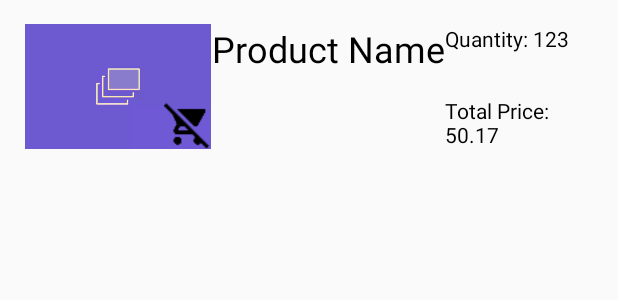
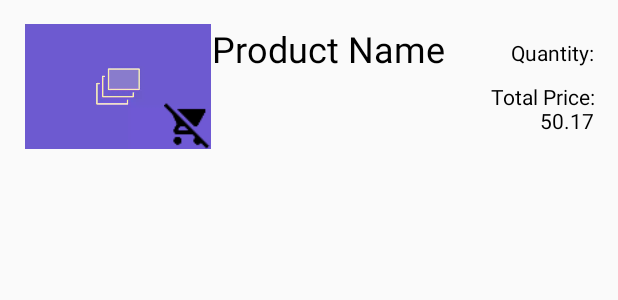
Before and after one commit to kwindischman/roadrunner-grocery, an Android app: the layout item_cart.xml on its own in the app's theme, with its tools: preview values and no code run, on a phone screen of 412 x 824 dp. Shown: the top 300 px of the screen. Run offline under Robolectric (Android 15) with nearby library versions, the phone set to English and light mode, and no system bars.

Commit message:
Right align quantity and price in item_cart

```diff
--- a/app/src/main/res/layout/item_cart.xml
+++ b/app/src/main/res/layout/item_cart.xml
@@ -39,28 +39,29 @@
         tools:text="Product Name" />
 
     <TextView
-        android:id="@+id/cart_quantity"
+        android:id="@+id/cart_quantity_text"
         android:layout_width="wrap_content"
         android:layout_height="wrap_content"
         android:textColor="@color/black"
         app:layout_constraintBottom_toTopOf="@id/cart_total_price"
         app:layout_constraintEnd_toEndOf="parent"
-        app:layout_constraintHorizontal_bias="0.0"
+        app:layout_constraintHorizontal_bias="1.0"
         app:layout_constraintStart_toEndOf="@id/cart_product_name"
         app:layout_constraintTop_toTopOf="parent"
         app:layout_constraintVertical_bias="0.0"
-        tools:text="Quantity: 123" />
+        tools:text="Quantity:" />
 
     <TextView
         android:id="@+id/cart_total_price"
         android:layout_width="0dp"
         android:layout_height="wrap_content"
+        android:gravity="right"
         android:textColor="@color/black"
         app:layout_constraintBottom_toBottomOf="parent"
         app:layout_constraintEnd_toEndOf="parent"
         app:layout_constraintHorizontal_bias="0.0"
         app:layout_constraintStart_toEndOf="@id/cart_product_name"
-        app:layout_constraintTop_toTopOf="parent"
+        app:layout_constraintTop_toBottomOf="@id/cart_quantity_text"
         app:layout_constraintVertical_bias="1.0"
         tools:text="Total Price: 50.17" />
 
```
